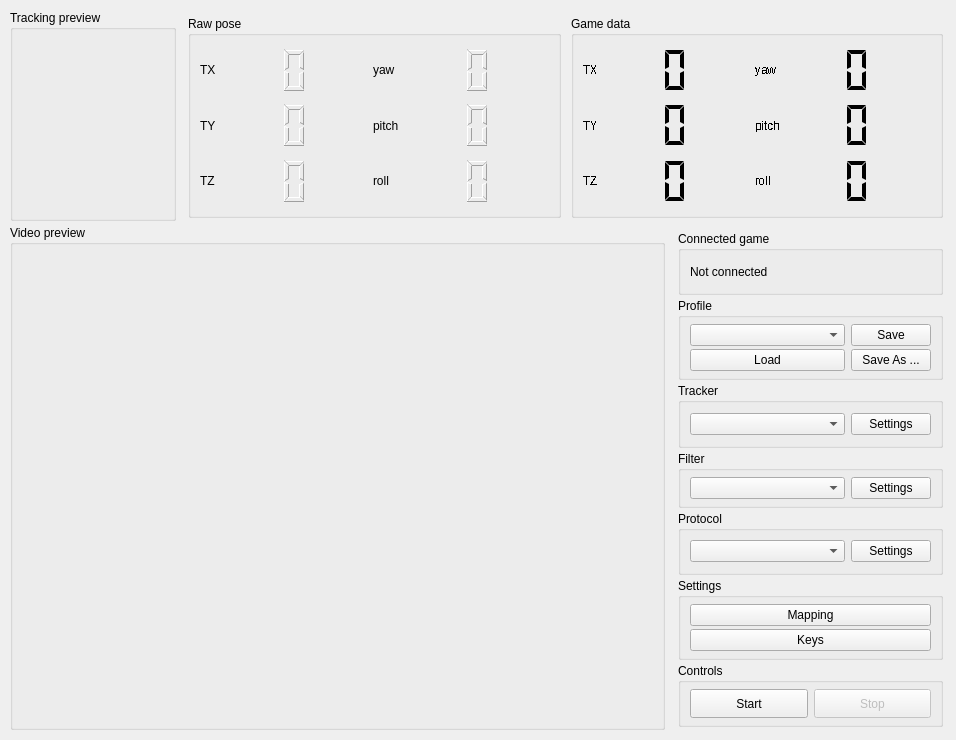
First picture: the form in facetracknoir/facetracknoir.ui, repository opentrack/opentrack, before the edit.
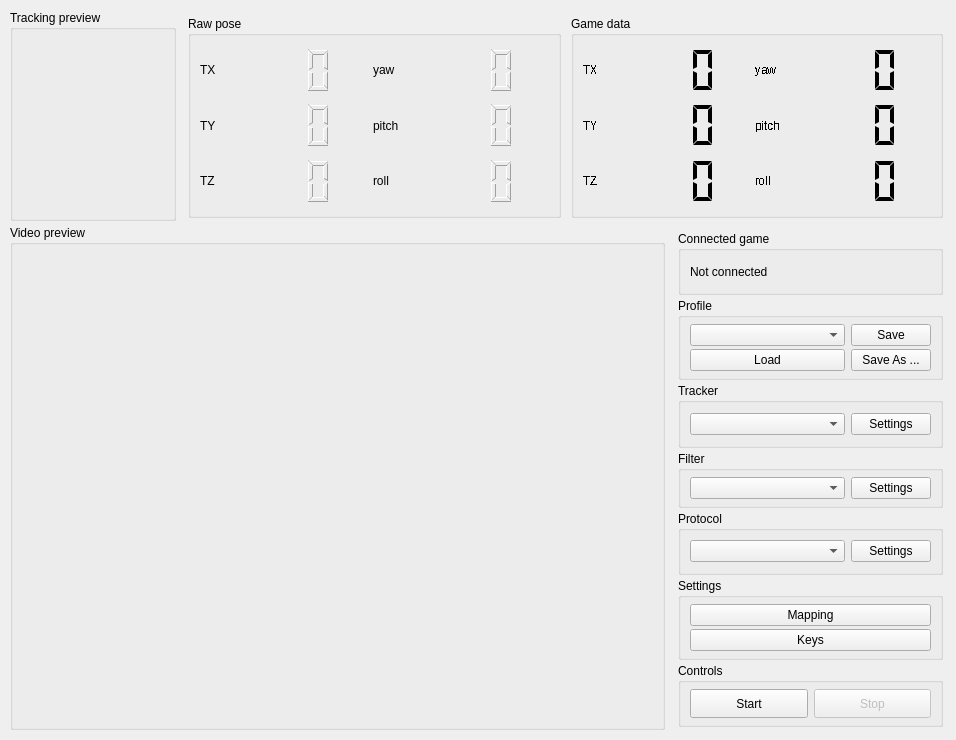
Second picture: the form after the edit. Icons and pictures are not drawn. Custom widgets are drawn as their Qt base class.

Commit message: fix pose digitcount

```diff
--- a/facetracknoir/facetracknoir.ui
+++ b/facetracknoir/facetracknoir.ui
@@ -598,7 +598,7 @@
            <enum>QFrame::NoFrame</enum>
           </property>
           <property name="digitCount">
-           <number>1</number>
+           <number>3</number>
           </property>
           <property name="segmentStyle">
            <enum>QLCDNumber::Outline</enum>
@@ -620,7 +620,7 @@
            <enum>QFrame::NoFrame</enum>
           </property>
           <property name="digitCount">
-           <number>1</number>
+           <number>3</number>
           </property>
           <property name="segmentStyle">
            <enum>QLCDNumber::Outline</enum>
@@ -668,7 +668,7 @@
            <enum>QFrame::NoFrame</enum>
           </property>
           <property name="digitCount">
-           <number>1</number>
+           <number>3</number>
           </property>
           <property name="segmentStyle">
            <enum>QLCDNumber::Outline</enum>
@@ -690,7 +690,7 @@
            <enum>QFrame::NoFrame</enum>
           </property>
           <property name="digitCount">
-           <number>1</number>
+           <number>3</number>
           </property>
           <property name="segmentStyle">
            <enum>QLCDNumber::Outline</enum>
@@ -750,7 +750,7 @@
            <enum>QFrame::NoFrame</enum>
           </property>
           <property name="digitCount">
-           <number>1</number>
+           <number>3</number>
           </property>
           <property name="segmentStyle">
            <enum>QLCDNumber::Outline</enum>
@@ -798,7 +798,7 @@
            <enum>QFrame::NoFrame</enum>
           </property>
           <property name="digitCount">
-           <number>1</number>
+           <number>3</number>
           </property>
           <property name="segmentStyle">
            <enum>QLCDNumber::Outline</enum>
@@ -857,7 +857,7 @@
            <bool>true</bool>
           </property>
           <property name="digitCount">
-           <number>1</number>
+           <number>3</number>
           </property>
           <property name="segmentStyle">
            <enum>QLCDNumber::Flat</enum>
@@ -885,7 +885,7 @@
            <bool>true</bool>
           </property>
           <property name="digitCount">
-           <number>1</number>
+           <number>3</number>
           </property>
           <property name="segmentStyle">
            <enum>QLCDNumber::Flat</enum>
@@ -935,7 +935,7 @@
            <bool>true</bool>
           </property>
           <property name="digitCount">
-           <number>1</number>
+           <number>3</number>
           </property>
           <property name="segmentStyle">
            <enum>QLCDNumber::Flat</enum>
@@ -991,7 +991,7 @@
            <bool>true</bool>
           </property>
           <property name="digitCount">
-           <number>1</number>
+           <number>3</number>
           </property>
           <property name="segmentStyle">
            <enum>QLCDNumber::Flat</enum>
@@ -1069,7 +1069,7 @@
            <bool>true</bool>
           </property>
           <property name="digitCount">
-           <number>1</number>
+           <number>3</number>
           </property>
           <property name="segmentStyle">
            <enum>QLCDNumber::Flat</enum>
@@ -1119,7 +1119,7 @@
            <bool>true</bool>
           </property>
           <property name="digitCount">
-           <number>1</number>
+           <number>3</number>
           </property>
           <property name="segmentStyle">
            <enum>QLCDNumber::Flat</enum>
```
Left out of the diff: 5 changed lines with no effect on the pictures.
